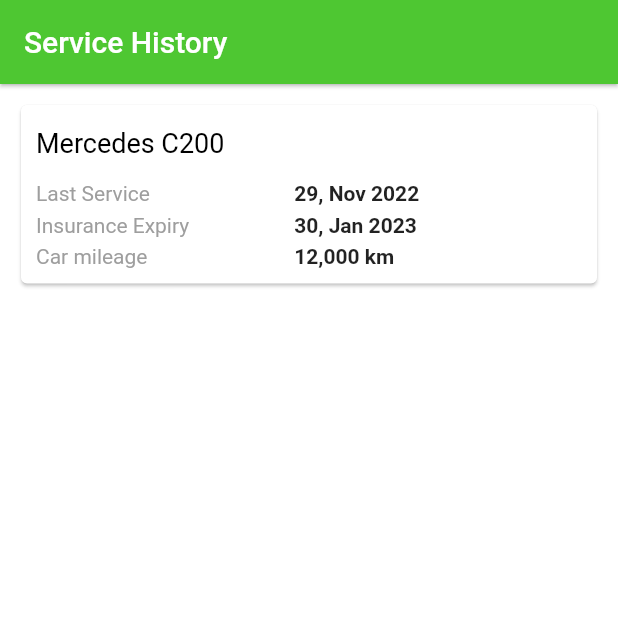
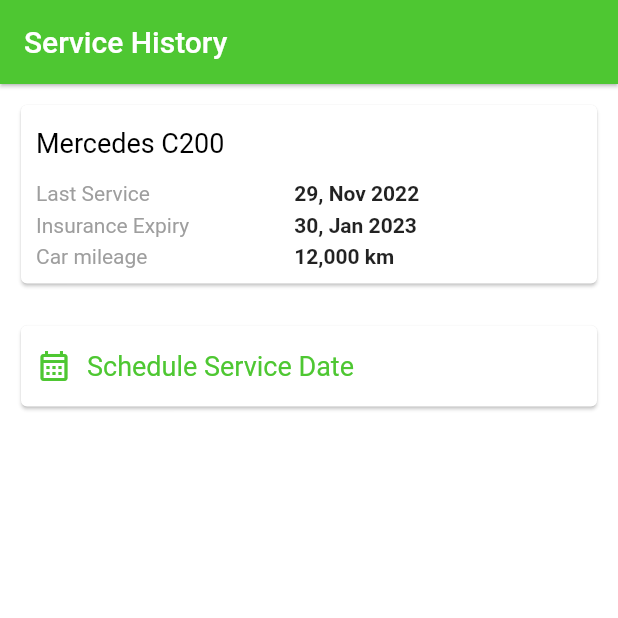
Before and after one commit to iZeroKim/Uado, a Flutter app: the screen it shows after launch, on a phone screen of 412 x 824 dp, the top half of it. Run offline on Flutter 3.47's test engine with Material 2 defaults, Android fonts, the phone set to English and light mode, and no system bars; our stand-ins replace flutter_datetime_picker, getwidget, image_picker.

Commit message:
Add schedule service date date picker

```diff
--- a/lib/screens/services.dart
+++ b/lib/screens/services.dart
@@ -1,4 +1,5 @@
 import 'package:flutter/material.dart';
+import 'package:flutter_datetime_picker/flutter_datetime_picker.dart';
 
 class Services extends StatefulWidget {
   const Services({Key? key}) : super(key: key);
@@ -39,12 +40,12 @@ class _ServicesState extends State<Services> {
                           child: Column(
                             crossAxisAlignment: CrossAxisAlignment.start,
                             children: [
-                              Text(
+                              const Text(
                                 "Mercedes C200",
                                 style: TextStyle(
                                     color: Colors.black, fontSize: 18),
                               ),
-                              SizedBox(
+                              const SizedBox(
                                 height: 15.0,
                               ),
                               Row(
@@ -59,7 +60,7 @@ class _ServicesState extends State<Services> {
                                       Text("Car mileage", style: TextStyle(color: Colors.grey),)
                                     ],
                                   ),
-                                  SizedBox(width: 70,),
+                                  const SizedBox(width: 70,),
                                   Padding(
                                     padding: const EdgeInsets.only(right: 20),
                                     child: Column(
@@ -73,7 +74,8 @@ class _ServicesState extends State<Services> {
                                       ],
                                     ),
                                   ),
-                                  SizedBox(height: 15,)
+                                  const SizedBox(height: 15,),
+
 
                                 ],
                               )
@@ -81,6 +83,42 @@ class _ServicesState extends State<Services> {
                           ),
                         )
                       ],
+                    ),
+                  ),
+                ),
+                const SizedBox(height: 10,),
+                Padding(
+                  padding: const EdgeInsets.only(left: 10, right: 10),
+                  child: InkWell(
+                    onTap: (){
+                      DatePicker.showDatePicker(context,
+                          showTitleActions: true,
+                          minTime: DateTime.now(),
+                          maxTime: DateTime(2030, 1, 1 ),
+                          onChanged: (date) {
+                            print('change $date');
+                          },
+                          onConfirm: (date) {
+                            print('confirm $date');
+                          }, currentTime: DateTime.now(), locale: LocaleType.en);
+                    },
+                    child: Card(
+                      color: Colors.white,
+                      child: Padding(
+                        padding: const EdgeInsets.symmetric(vertical: 15.0, horizontal: 10.0),
+                        child: Row(
+                          mainAxisAlignment: MainAxisAlignment.start,
+                          children: const [
+                            Icon(Icons.calendar_month_outlined, color: Color.fromRGBO(78, 199, 50, 1),),
+                            SizedBox(width:10.0),
+                            Text(
+                              "Schedule Service Date",
+                              style: TextStyle(
+                                  color: Color.fromRGBO(78, 199, 50, 1), fontSize: 18),
+                            ),
+                          ],
+                        ),
+                      ),
                     ),
                   ),
                 ),
```
Also changed, not shown: pubspec.lock.
